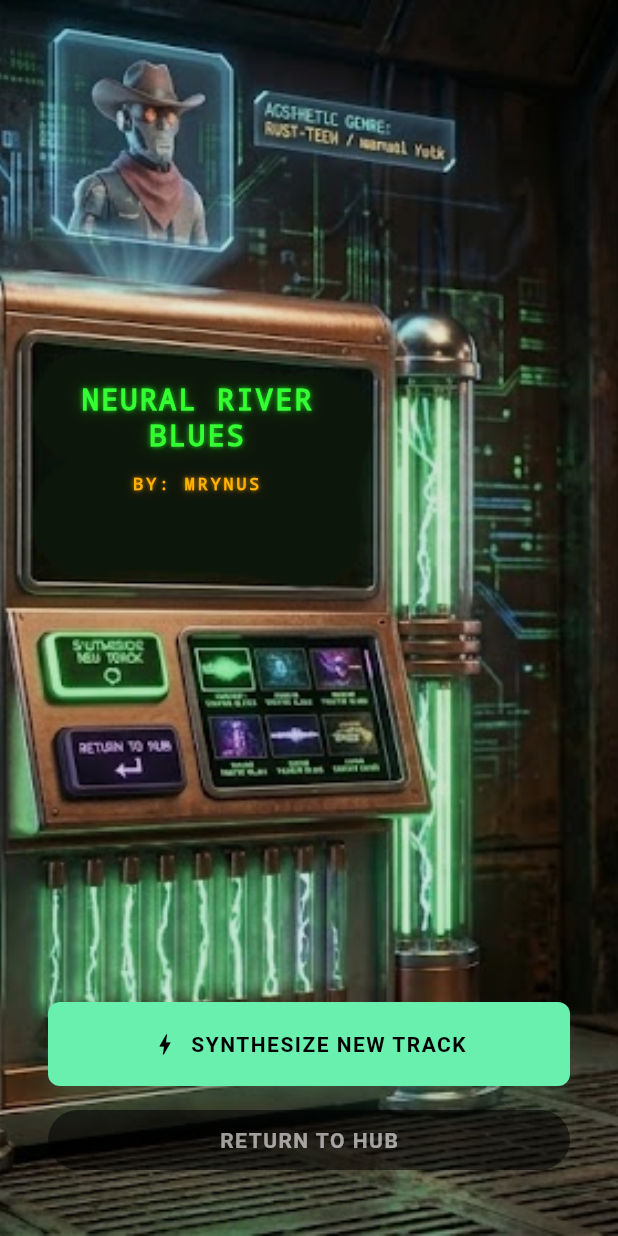
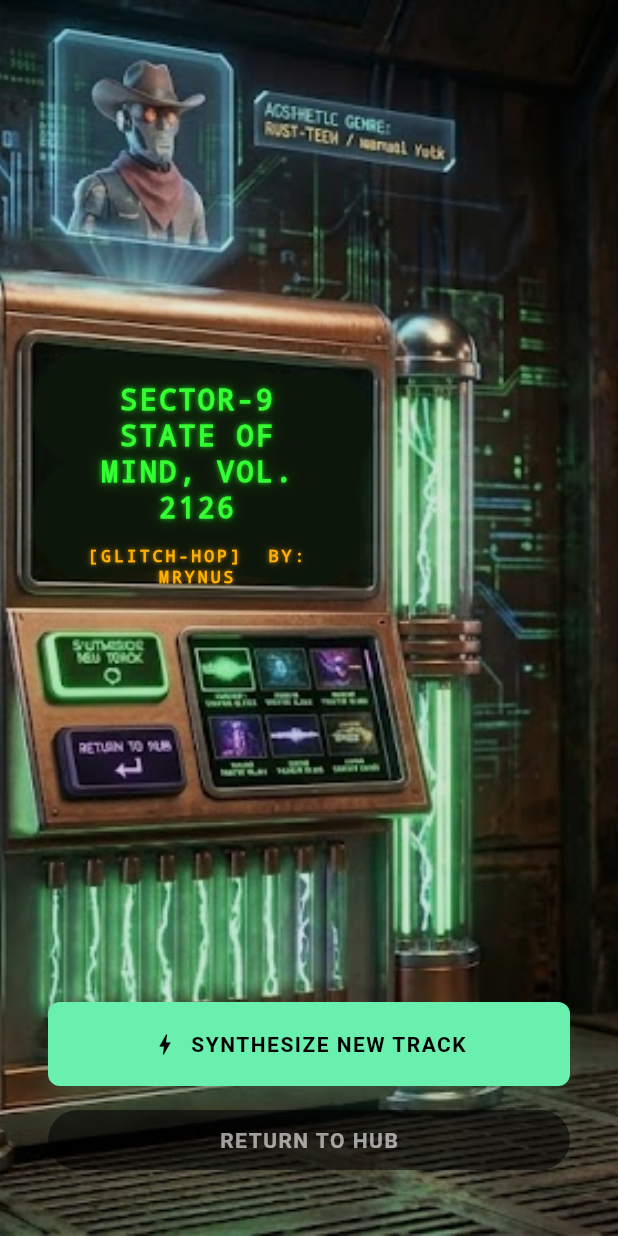
Before and after one commit to plasticus/record_label_simulator, a Flutter app: the TerraRootsJukeboxScreen screen opened directly, after a tap on "SYNTHESIZE NEW TRACK", on a phone screen of 412 x 824 dp. Run offline on Flutter 3.47's test engine with Material 3 defaults, Android fonts, the phone set to English and light mode, and no system bars; our stand-ins replace shared_preferences; accounts and stored records are empty.

Commit message:
jukebox of terra

```diff
--- /dev/null
+++ b/lib/Songs/glitch_hop_songs.dart
@@ -0,0 +1,55 @@
+// Line above: library terra_roots_songs;
+import 'dart:math';
+
+class GlitchHopGenerator {
+  // 2126 Street Sub-routines & Audio Anomalies
+  final List<String> audioGlitches = const [
+    "Sub-Zero", "Bitcrush", "808-Vortex", "Sync-Leak", "Frequency", "Buffer-Bleed", "Phased", "Decibel", "Overdrive", "Resonance", "Lo-Fi", "Hi-Pass"
+  ];
+
+  // Tactical Tech & Post-Human Chrome Modifiers
+  final List<String> cyberAugments = const [
+    "Neural", "Optic", "Chrono", "Alloy", "Quantum", "Nano", "Synapse", "Grid", "Carbon", "Plasma", "Holo", "Bio-Mech"
+  ];
+
+  // 2126 Luxury Status Symbols & Street Elements
+  final List<String> futureStreetNouns = const [
+    "Credits", "Ice-Chips", "Data-Pad", "Hover-Whip", "Deck", "Sprawl", "Neon-Sign", "Code-Key", "Synth-Silk", "Chrome-Grill", "Vapor-Trail", "Satellite"
+  ];
+
+  // High-Energy/Defiant Actions
+  final List<String> streetActions = const [
+    "Hackin'", "Spittin'", "Droppin'", "Loadin'", "Burnin'", "Flyin'", "Flexin'", "Stackin'", "Breakin'", "Fadin'", "Breaching", "Looping"
+  ];
+
+  // Future Slang Expressions & Status
+  final List<String> futureSlang = const [
+    "Static", "Apex", "Zero-G", "Void", "Glitch", "Matrix", "Sector-9", "Phantom", "Overlord", "Ghost", "Cipher", "Synapse"
+  ];
+
+  final Random _random = Random();
+
+  /// Recombines futuristic rap tropes into definitive 2126 Glitch-Hop titles.
+  String generateGlitchHopTitle() {
+    final glitch = audioGlitches[_random.nextInt(audioGlitches.length)];
+    final augment = cyberAugments[_random.nextInt(cyberAugments.length)];
+    final noun = futureStreetNouns[_random.nextInt(futureStreetNouns.length)];
+    final action = streetActions[_random.nextInt(streetActions.length)];
+    final slang = futureSlang[_random.nextInt(futureSlang.length)];
+
+    // Generative rap layout structures for the next century
+    switch (_random.nextInt(4)) {
+      case 0:
+        return "$glitch $noun (feat. $augment $slang)";
+      case 1:
+        return "$action My $augment $noun";
+      case 2:
+        return "$slang State of Mind, Vol. 2126";
+      case 3:
+        return "All About the $glitch $slang";
+      default:
+        return "$augment $noun Chronicles";
+    }
+  }
+}
+// Line below: // End of GlitchHopGenerator class
--- a/lib/Songs/screen_terra_roots_jukebox.dart
+++ b/lib/Songs/screen_terra_roots_jukebox.dart
@@ -1,6 +1,9 @@
 // Line above: // Top of file
+import 'dart:math';
 import 'package:flutter/material.dart';
+import 'package:shared_preferences/shared_preferences.dart';
 import 'terra_roots_songs.dart';
+import 'glitch_hop_songs.dart';
 import '../gen/band_gen_complex.dart';
 
 class TerraRootsJukeboxScreen extends StatefulWidget {
@@ -13,21 +16,64 @@ class TerraRootsJukeboxScreen extends StatefulWidget {
 }
 
 class _TerraRootsJukeboxScreenState extends State<TerraRootsJukeboxScreen> {
-  final SongNameGenerator _songGenerator = SongNameGenerator();
+  final SongNameGenerator _countryGenerator = SongNameGenerator();
+  final GlitchHopGenerator _glitchGenerator = GlitchHopGenerator();
+  final Random _genreRandom = Random();
+
   String _currentTrackTitle = "SYSTEM INITIALIZED\n// READY TO SPIN";
   String _currentArtist = "";
   bool _hasSpun = false;
 
-  void _spinJukebox() {
+  @override
+  void initState() {
+    super.initState();
+    _loadPersistentTrack();
+  }
+
+  // Reads the persistent hardware state storage vector
+  Future<void> _loadPersistentTrack() async {
+    final prefs = await SharedPreferences.getInstance();
+    final rawTrack = prefs.getString('cached_jukebox_track');
+
+    if (rawTrack != null) {
+      final savedTrack = TrackMetadata.fromRawString(rawTrack);
+      setState(() {
+        _currentTrackTitle = savedTrack.title;
+        _currentArtist = savedTrack.artist;
+        _hasSpun = true;
+      });
+    }
+  }
+
+  Future<void> _spinJukebox() async {
+    // 50/50 coin flip to determine our sonic vector genre orientation
+    final isGlitchHop = _genreRandom.nextBool();
+
+    String generatedTitle;
+    String genreTag;
+
+    if (isGlitchHop) {
+      generatedTitle = _glitchGenerator.generateGlitchHopTitle().toUpperCase();
+      genreTag = "[GLITCH-HOP] ";
+    } else {
+      generatedTitle = _countryGenerator.generateSongTitle().toUpperCase();
+      genreTag = "[TERRA-ROOTS] ";
+    }
+
+    final generatedBand = widget.generator.generate();
+    // Prepend the genre tag right into the artist metadata display line
+    final generatedArtist = "$genreTag BY: ${generatedBand.name.toUpperCase()}";
+
     setState(() {
-      _currentTrackTitle = _songGenerator.generateSongTitle().toUpperCase();
-
-      // Pulling authentic pattern identities from your core asset generator
-      final generatedBand = widget.generator.generate();
-      _currentArtist = "BY: ${generatedBand.name.toUpperCase()}";
-
+      _currentTrackTitle = generatedTitle;
+      _currentArtist = generatedArtist;
       _hasSpun = true;
     });
+
+    // Commit to persistent local storage hardware cache
+    final prefs = await SharedPreferences.getInstance();
+    final trackData = TrackMetadata(title: generatedTitle, artist: generatedArtist);
+    await prefs.setString('cached_jukebox_track', trackData.toRawString());
   }
 
   @override
@@ -44,7 +90,7 @@ class _TerraRootsJukeboxScreenState extends State<TerraRootsJukeboxScreen> {
             ),
           ),
 
-          // Line above:           // LAYER 2: Semi-opaque scrim overlay to ensure UI elements stay highly readable
+          // LAYER 2: Semi-opaque scrim overlay to ensure UI elements stay highly readable
           Positioned.fill(
             child: Container(
               color: Colors.black.withValues(alpha: 0.1),
--- a/lib/Songs/terra_roots_songs.dart
+++ b/lib/Songs/terra_roots_songs.dart
@@ -53,4 +53,27 @@ class SongNameGenerator {
         }
     }
 }
-// Line below: // End of SongNameGenerator class
+// Line above:             default:
+//                 return "$tech $noun of $action";
+//         }
+//     }
+// } <-- This closing brace MUST completely end the SongNameGenerator class
+
+class TrackMetadata {
+    final String title;
+    final String artist;
+
+    TrackMetadata({required this.title, required this.artist});
+
+    // Simple string serialization to store as a single string line
+    String toRawString() => "$title|||$artist";
+
+    factory TrackMetadata.fromRawString(String raw) {
+        final parts = raw.split("||?");
+        return TrackMetadata(
+            title: parts[0],
+            artist: parts.length > 1 ? parts[1] : "",
+        );
+    }
+}
+// Line below:
--- a/pubspec.yaml
+++ b/pubspec.yaml
@@ -11,6 +11,7 @@ dependencies:
   flutter:
     sdk: flutter
   cupertino_icons: ^1.0.8
+  shared_preferences: ^2.5.5
 
 dev_dependencies:
   flutter_test:
```
Also changed, not shown: pubspec.lock.
